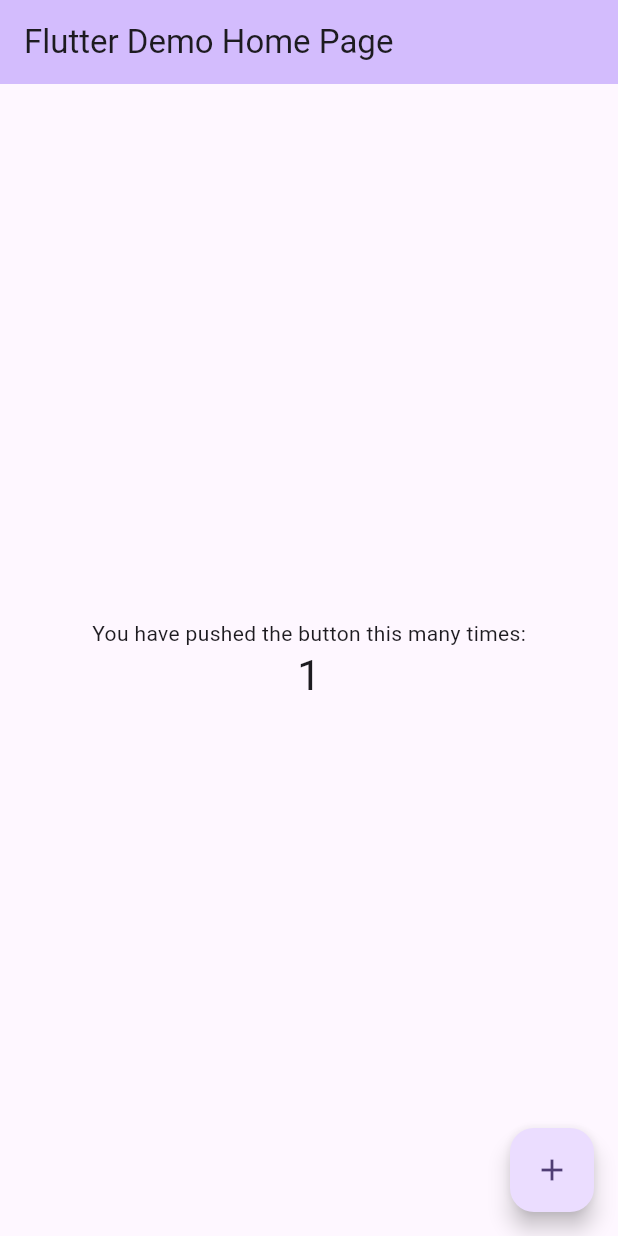
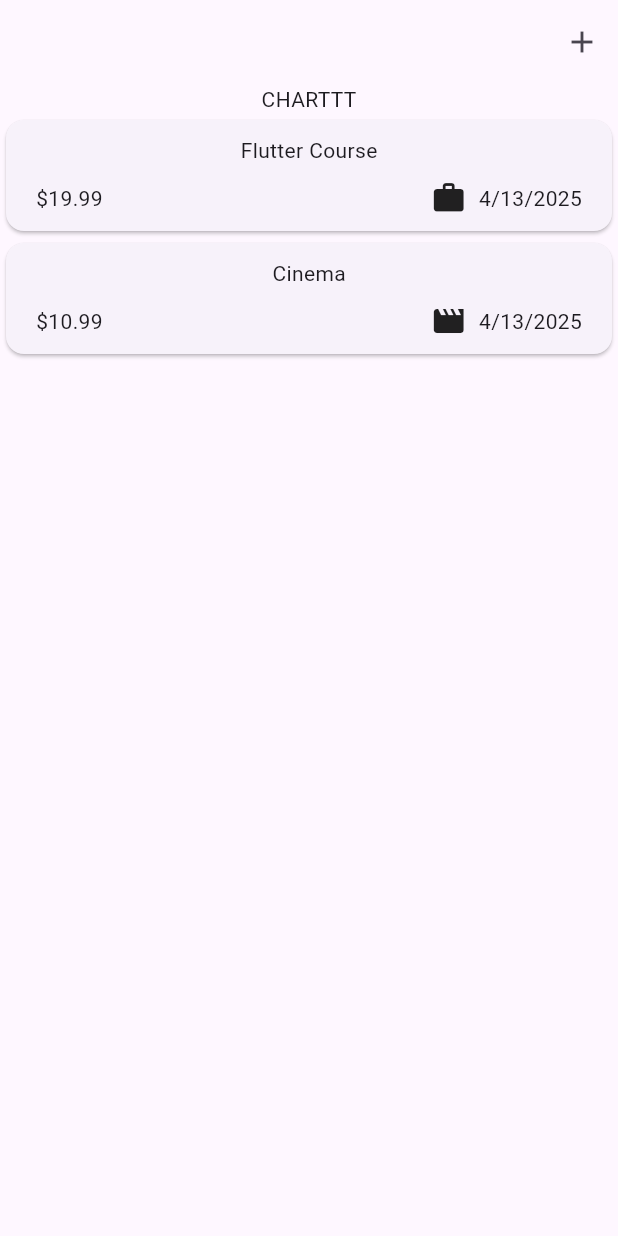
Before and after one commit to QaisJildeh/Flutter_Dart_Projects_Udemy, a Flutter app: the screen it shows after launch, after a tap on the "add" icon, on a phone screen of 412 x 824 dp. Run offline on Flutter 3.47's test engine with Material 3 defaults, Android fonts, the phone set to English and light mode, and no system bars; our stand-ins replace google_fonts.

Commit message:
in progress...

```diff
--- a/expense_tracker/lib/main.dart
+++ b/expense_tracker/lib/main.dart
@@ -1,122 +1,7 @@
 import 'package:flutter/material.dart';
 
+import 'package:expense_tracker/widgets/expenses.dart';
+
 void main() {
-  runApp(const MyApp());
+  runApp(MaterialApp(debugShowCheckedModeBanner: false, home: Expenses()));
 }
-
-class MyApp extends StatelessWidget {
-  const MyApp({super.key});
-
-  // This widget is the root of your application.
-  @override
-  Widget build(BuildContext context) {
-    return MaterialApp(
-      title: 'Flutter Demo',
-      theme: ThemeData(
-        // This is the theme of your application.
-        //
-        // TRY THIS: Try running your application with "flutter run". You'll see
-        // the application has a purple toolbar. Then, without quitting the app,
-        // try changing the seedColor in the colorScheme below to Colors.green
-        // and then invoke "hot reload" (save your changes or press the "hot
-        // reload" button in a Flutter-supported IDE, or press "r" if you used
-        // the command line to start the app).
-        //
-        // Notice that the counter didn't reset back to zero; the application
-        // state is not lost during the reload. To reset the state, use hot
-        // restart instead.
-        //
-        // This works for code too, not just values: Most code changes can be
-        // tested with just a hot reload.
-        colorScheme: ColorScheme.fromSeed(seedColor: Colors.deepPurple),
-      ),
-      home: const MyHomePage(title: 'Flutter Demo Home Page'),
-    );
-  }
-}
-
-class MyHomePage extends StatefulWidget {
-  const MyHomePage({super.key, required this.title});
-
-  // This widget is the home page of your application. It is stateful, meaning
-  // that it has a State object (defined below) that contains fields that affect
-  // how it looks.
-
-  // This class is the configuration for the state. It holds the values (in this
-  // case the title) provided by the parent (in this case the App widget) and
-  // used by the build method of the State. Fields in a Widget subclass are
-  // always marked "final".
-
-  final String title;
-
-  @override
-  State<MyHomePage> createState() => _MyHomePageState();
-}
-
-class _MyHomePageState extends State<MyHomePage> {
-  int _counter = 0;
-
-  void _incrementCounter() {
-    setState(() {
-      // This call to setState tells the Flutter framework that something has
-      // changed in this State, which causes it to rerun the build method below
-      // so that the display can reflect the updated values. If we changed
-      // _counter without calling setState(), then the build method would not be
-      // called again, and so nothing would appear to happen.
-      _counter++;
-    });
-  }
-
-  @override
-  Widget build(BuildContext context) {
-    // This method is rerun every time setState is called, for instance as done
-    // by the _incrementCounter method above.
-    //
-    // The Flutter framework has been optimized to make rerunning build methods
-    // fast, so that you can just rebuild anything that needs updating rather
-    // than having to individually change instances of widgets.
-    return Scaffold(
-      appBar: AppBar(
-        // TRY THIS: Try changing the color here to a specific color (to
-        // Colors.amber, perhaps?) and trigger a hot reload to see the AppBar
-        // change color while the other colors stay the same.
-        backgroundColor: Theme.of(context).colorScheme.inversePrimary,
-        // Here we take the value from the MyHomePage object that was created by
-        // the App.build method, and use it to set our appbar title.
-        title: Text(widget.title),
-      ),
-      body: Center(
-        // Center is a layout widget. It takes a single child and positions it
-        // in the middle of the parent.
-        child: Column(
-          // Column is also a layout widget. It takes a list of children and
-          // arranges them vertically. By default, it sizes itself to fit its
-          // children horizontally, and tries to be as tall as its parent.
-          //
-          // Column has various properties to control how it sizes itself and
-          // how it positions its children. Here we use mainAxisAlignment to
-          // center the children vertically; the main axis here is the vertical
-          // axis because Columns are vertical (the cross axis would be
-          // horizontal).
-          //
-          // TRY THIS: Invoke "debug painting" (choose the "Toggle Debug Paint"
-          // action in the IDE, or press "p" in the console), to see the
-          // wireframe for each widget.
-          mainAxisAlignment: MainAxisAlignment.center,
-          children: <Widget>[
-            const Text('You have pushed the button this many times:'),
-            Text(
-              '$_counter',
-              style: Theme.of(context).textTheme.headlineMedium,
-            ),
-          ],
-        ),
-      ),
-      floatingActionButton: FloatingActionButton(
-        onPressed: _incrementCounter,
-        tooltip: 'Increment',
-        child: const Icon(Icons.add),
-      ), // This trailing comma makes auto-formatting nicer for build methods.
-    );
-  }
-}
--- /dev/null
+++ b/expense_tracker/lib/models/expense_model.dart
@@ -0,0 +1,30 @@
+import 'package:flutter/material.dart';
+
+import 'package:uuid/uuid.dart';
+import 'package:intl/intl.dart';
+
+const uuid = Uuid();
+final formatter = DateFormat.yMd();
+
+enum ExpenseCategory{food, travel, leisure, work}
+
+Map<ExpenseCategory, IconData> categoryIcons = {
+  ExpenseCategory.food: Icons.fastfood,
+  ExpenseCategory.travel: Icons.flight,
+  ExpenseCategory.leisure: Icons.movie,
+  ExpenseCategory.work: Icons.work,
+};
+
+class Expense {
+  final String id;
+  final String title;
+  final double amount;
+  final DateTime date;
+  final ExpenseCategory expenseCategory;
+
+  Expense({required this.title, required this.amount, required this.date, required this.expenseCategory}) : id = uuid.v4();
+
+  String get formattedDate {
+    return formatter.format(date);
+  }
+}
--- /dev/null
+++ b/expense_tracker/lib/widgets/expense_list/expense_item.dart
@@ -0,0 +1,36 @@
+import 'package:flutter/material.dart';
+
+import 'package:expense_tracker/models/expense_model.dart';
+
+class ExpenseItem extends StatelessWidget {
+  final Expense item;
+  const ExpenseItem({required this.item, super.key});
+
+  @override
+  Widget build(ctx) {
+    return Card(
+      child: Padding(
+        padding: const EdgeInsets.symmetric(horizontal: 20, vertical: 10),
+        child: Column(
+          children: [
+            Text(item.title),
+            const SizedBox(height: 10),
+            Row(
+              children: [
+                Text('\$${item.amount.toStringAsFixed(2)}'),
+                const Spacer(),
+                Row(
+                  children: [
+                    Icon(categoryIcons[item.expenseCategory]),
+                    const SizedBox(width: 8),
+                    Text(item.formattedDate),
+                  ],
+                ),
+              ],
+            ),
+          ],
+        ),
+      ),
+    );
+  }
+}
--- /dev/null
+++ b/expense_tracker/lib/widgets/expense_list/expenses_list.dart
@@ -0,0 +1,18 @@
+import 'package:expense_tracker/widgets/expense_list/expense_item.dart';
+import 'package:flutter/material.dart';
+
+import 'package:expense_tracker/models/expense_model.dart';
+
+class ExpensesList extends StatelessWidget {
+  final List<Expense> expensesList;
+
+  const ExpensesList({required this.expensesList, super.key});
+
+  @override
+  Widget build(ctx) {
+    return ListView.builder(
+      itemCount: expensesList.length,
+      itemBuilder: (ctx, idx) => ExpenseItem(item: expensesList[idx]),
+    );
+  }
+}
--- /dev/null
+++ b/expense_tracker/lib/widgets/expenses.dart
@@ -0,0 +1,45 @@
+import 'package:flutter/material.dart';
+
+import 'package:expense_tracker/models/expense_model.dart';
+import 'package:expense_tracker/widgets/expense_list/expenses_list.dart';
+
+class Expenses extends StatefulWidget {
+  const Expenses({super.key});
+
+  @override
+  State<Expenses> createState() {
+    return _ExpensesState();
+  }
+}
+
+class _ExpensesState extends State<Expenses> {
+  final List<Expense> _registeredExpenses = [
+    Expense(
+      title: 'Flutter Course',
+      amount: 19.99,
+      date: DateTime.now(),
+      expenseCategory: ExpenseCategory.work,
+    ),
+    Expense(
+      title: 'Cinema',
+      amount: 10.99,
+      date: DateTime.now(),
+      expenseCategory: ExpenseCategory.leisure,
+    ),
+  ];
+
+  @override
+  Widget build(BuildContext context) {
+    return Scaffold(
+      appBar: AppBar(
+        actions: [IconButton(onPressed: () {}, icon: const Icon(Icons.add))],
+      ),
+      body: Column(
+        children: [
+          Text('CHARTTT'),
+          Expanded(child: ExpensesList(expensesList: _registeredExpenses)),
+        ],
+      ),
+    );
+  }
+}
--- a/expense_tracker/pubspec.yaml
+++ b/expense_tracker/pubspec.yaml
@@ -34,6 +34,8 @@ dependencies:
   # The following adds the Cupertino Icons font to your application.
   # Use with the CupertinoIcons class for iOS style icons.
   cupertino_icons: ^1.0.8
+  uuid: ^4.5.1
+  intl: ^0.20.2
 
 dev_dependencies:
   flutter_test:
```
Also changed, not shown: expense_tracker/pubspec.lock.
